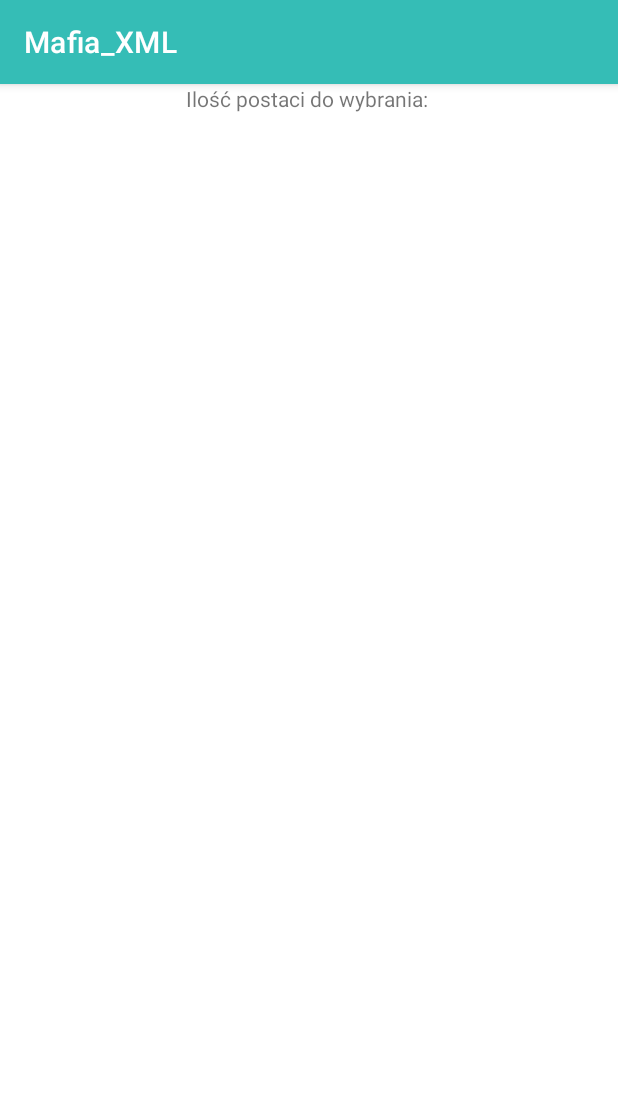
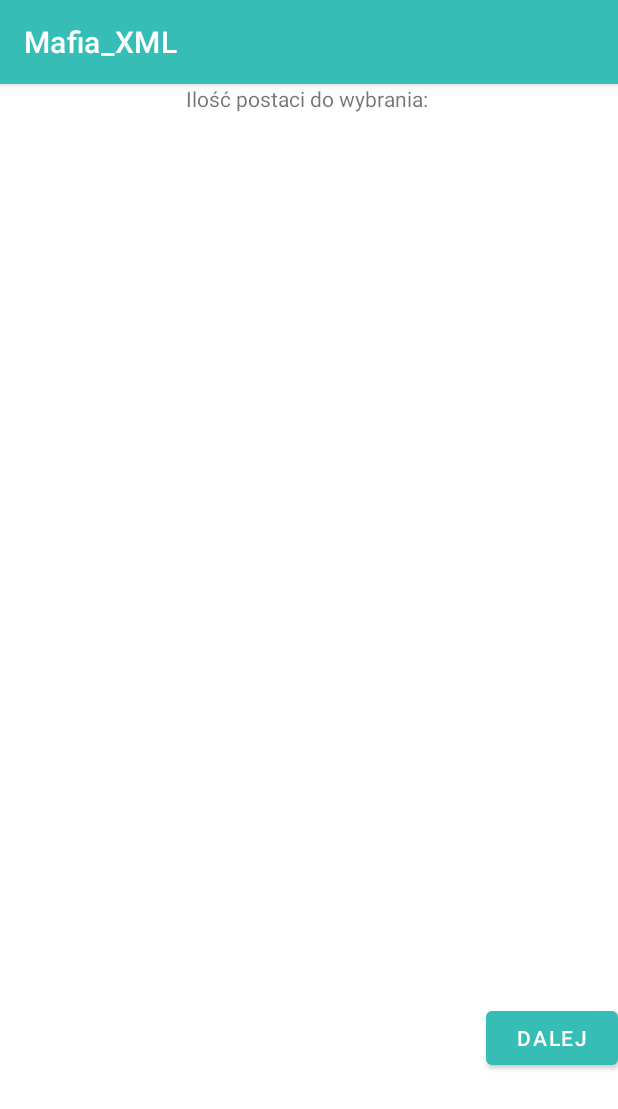
Before and after one commit to Hellmod/Mafia_XML, an Android app: the CharacterListFragment screen opened through its navigation route, on a phone screen of 412 x 824 dp. Shown: the top 1109 px of the screen. Run offline under Robolectric (Android 15) with nearby library versions, the phone set to English and light mode, and no system bars; our stand-ins replace Dagger/Hilt's generated code, Room's generated code, Timber, data binding.

Commit message:
calculateCharacterToChoose

```diff
--- a/app/src/main/java/pl/rafalmiskiewicz/mafia/ui/characterList/CharacterListEvent.kt
+++ b/app/src/main/java/pl/rafalmiskiewicz/mafia/ui/characterList/CharacterListEvent.kt
@@ -1,5 +1,8 @@
 package pl.rafalmiskiewicz.mafia.ui.characterList
 
+import pl.rafalmiskiewicz.mafia.ui.playerList.PlayerListEvent
 import pl.rafalmiskiewicz.mafia.util.event.BaseEvent
 
-sealed class CharacterListEvent : BaseEvent
+sealed class CharacterListEvent : BaseEvent{
+    object OnNextClick : CharacterListEvent()
+}
--- a/app/src/main/java/pl/rafalmiskiewicz/mafia/ui/characterList/CharacterListFragment.kt
+++ b/app/src/main/java/pl/rafalmiskiewicz/mafia/ui/characterList/CharacterListFragment.kt
@@ -8,6 +8,7 @@ import androidx.fragment.app.viewModels
 import dagger.hilt.android.AndroidEntryPoint
 import pl.rafalmiskiewicz.mafia.databinding.FragmentCharacterBinding
 import pl.rafalmiskiewicz.mafia.extensions.observeEvent
+import pl.rafalmiskiewicz.mafia.extensions.toast
 import pl.rafalmiskiewicz.mafia.ui.base.BaseFragment
 import javax.inject.Inject
 
@@ -37,7 +38,8 @@ class CharacterListFragment @Inject constructor() : BaseFragment() {
             viewLifecycleOwner
         ) { user ->
             mViewModel.playerList.value = user
-            mViewModel._playersAmount.value = user.size.toString()
+            mViewModel.playersAmount.value = user.size
+            mViewModel.setCharacterLeft(user.size)
         }
 
         return binding.root
@@ -51,7 +53,22 @@ class CharacterListFragment @Inject constructor() : BaseFragment() {
 
     private fun handleEvent(event: CharacterListEvent) {
         when (event) {
-
+            CharacterListEvent.OnNextClick -> {
+                onNextClick()
+            }
         }
     }
+
+    private fun onNextClick() {
+        if (checkIsNumberCharacterCorrect()) {
+            toast("Nieprawidłowa liczba postaci")
+            return
+        }
+
+    }
+
+    private fun checkIsNumberCharacterCorrect(): Boolean {
+        val list = ArrayList(mViewModel.characterPlayerList.value)
+        return (((mViewModel.playersAmount.value?.minus(list.sumOf { it.count })) ?: -1) != 0)
+    }
 }
--- a/app/src/main/java/pl/rafalmiskiewicz/mafia/ui/characterList/CharacterListViewModel.kt
+++ b/app/src/main/java/pl/rafalmiskiewicz/mafia/ui/characterList/CharacterListViewModel.kt
@@ -11,7 +11,6 @@ import pl.rafalmiskiewicz.mafia.util.db.CharacterPlayer
 import pl.rafalmiskiewicz.mafia.util.db.User
 import pl.rafalmiskiewicz.mafia.util.db.UserDatabase
 import pl.rafalmiskiewicz.mafia.util.db.UserRepository
-import timber.log.Timber
 import javax.inject.Inject
 
 @HiltViewModel
@@ -20,8 +19,9 @@ class CharacterListViewModel @Inject constructor() : BaseViewModel<CharacterList
     val characterPlayerList = MutableLiveData<List<CharacterPlayer>>()
 
     val playerList = MutableLiveData<List<User>>()
-    val _playersAmount = MutableLiveData<String>("0")
-    val playersAmount: LiveData<String> = _playersAmount
+    val playersAmount = MutableLiveData(0)
+    private val _characterLeft = MutableLiveData<String>("0")
+    val characterLeft: LiveData<String> = _characterLeft
 
     lateinit var readAllData: LiveData<List<User>>
     private lateinit var repository: UserRepository
@@ -41,6 +41,7 @@ class CharacterListViewModel @Inject constructor() : BaseViewModel<CharacterList
                 amount = 4
             ),
         )
+        calculateCharacterToChoose()
     }
 
     fun initDao(context: Context) {
@@ -68,11 +69,23 @@ class CharacterListViewModel @Inject constructor() : BaseViewModel<CharacterList
             count = amountToDrop
         )
         updateList(list)
-
-       Timber.i("RMRM $position , $diff")
+        calculateCharacterToChoose()
     }
 
     private fun updateList(list: List<CharacterPlayer>?) {
         characterPlayerList.value = ArrayList(list)
     }
+
+    fun setCharacterLeft(amaount: Int) {
+        _characterLeft.value = amaount.toString()
+    }
+
+    private fun calculateCharacterToChoose() {
+        val list = ArrayList(characterPlayerList.value)
+        _characterLeft.value = (playersAmount.value?.minus(list.sumOf { it.count })).toString()
+    }
+
+    fun onNextClicked() {
+        sendEvent(CharacterListEvent.OnNextClick)
+    }
 }
--- a/app/src/main/res/layout/fragment_character.xml
+++ b/app/src/main/res/layout/fragment_character.xml
@@ -27,7 +27,7 @@
             android:id="@+id/playersNumber"
             android:layout_width="wrap_content"
             android:layout_height="wrap_content"
-            android:text="@{viewModel.playersAmount}"
+            android:text="@{viewModel.characterLeft}"
             app:layout_constraintBaseline_toTopOf="parent"
             app:layout_constraintBottom_toBottomOf="@+id/textView"
             app:layout_constraintStart_toEndOf="@+id/textView"
@@ -45,5 +45,15 @@
             app:layout_constraintStart_toStartOf="parent"
             app:layout_constraintTop_toBottomOf="@+id/textView"/>
 
+        <Button
+            android:id="@+id/button_next"
+            android:layout_width="wrap_content"
+            android:layout_height="wrap_content"
+            android:layout_marginBottom="56dp"
+            android:onClick="@{() -> viewModel.onNextClicked()}"
+            android:text="Dalej"
+            app:layout_constraintBottom_toBottomOf="parent"
+            app:layout_constraintEnd_toEndOf="parent" />
+
     </androidx.constraintlayout.widget.ConstraintLayout>
 </layout>
```
Also changed, not shown: app/src/main/java/pl/rafalmiskiewicz/mafia/extensions/Extensions.kt (+29 -0 lines).
